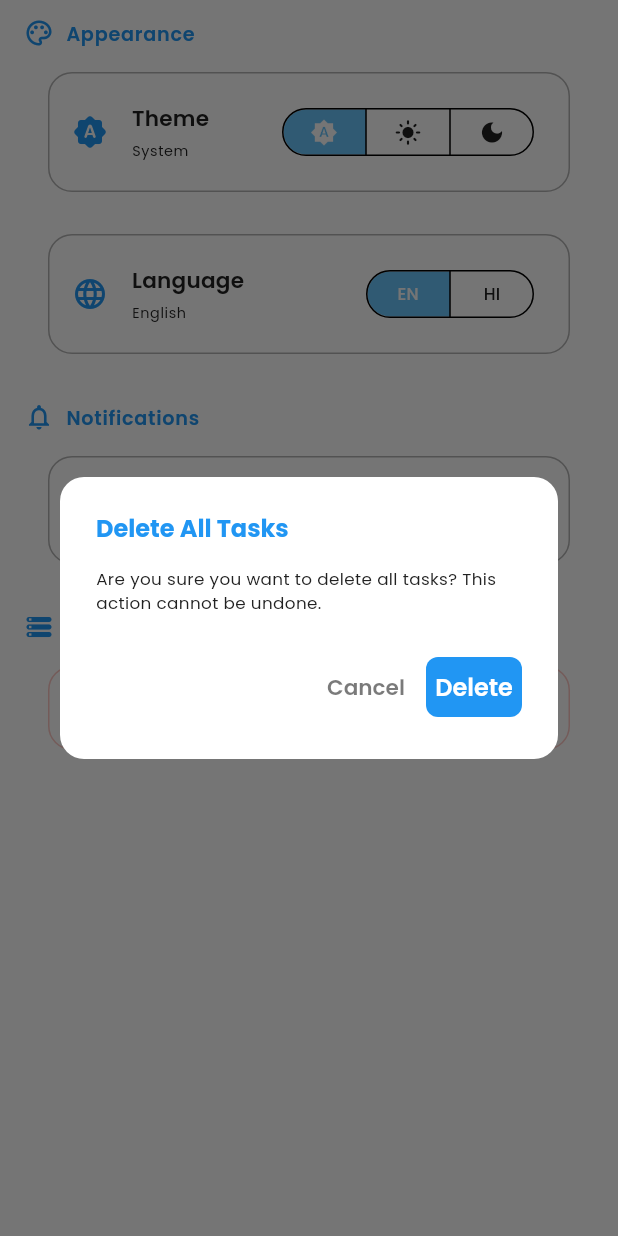
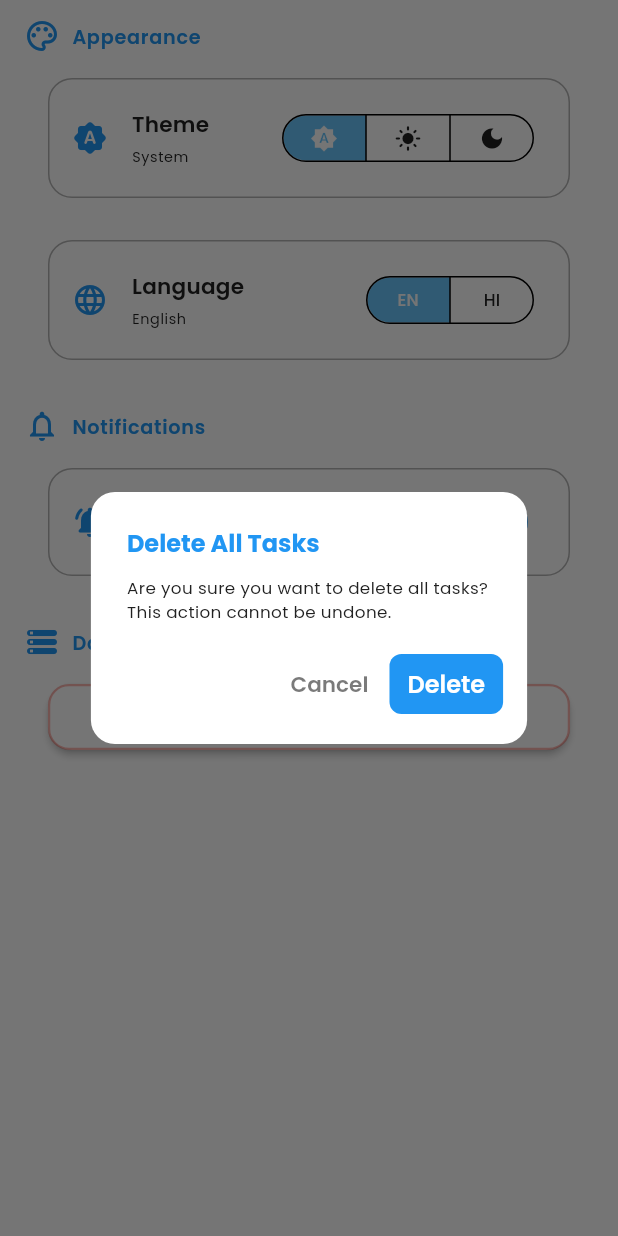
Before and after one commit to ArpitAswal/Task-Tracker, a Flutter app: the SettingScreen screen opened by its route, after a tap on "Delete All Tasks", on a phone screen of 412 x 824 dp. Run offline on Flutter 3.47's test engine with Material 3 defaults, Android fonts, the phone set to English and light mode, and no system bars; our stand-ins replace animated_splash_screen, cloud_firestore, firebase_auth, firebase_core, flutter_local_notifications, flutter_secure_storage and 11 more; missing offline and left inert: popup_card; accounts and stored records are empty; generated files the repository leaves out were written again.

Commit message:
theme issue fixed

```diff
--- a/lib/core/theme/app_theme.dart
+++ b/lib/core/theme/app_theme.dart
@@ -1,11 +1,13 @@
 import 'package:flutter/material.dart';
 import 'package:flutter/services.dart';
+import 'package:task_tracker/core/utils/extensions/context_extension.dart';
 import 'app_colors.dart';
 import 'app_text_styles.dart';
 
 class AppTheme {
   // Light Theme
-  static ThemeData lightTheme = ThemeData(
+  static ThemeData getLightTheme(BuildContext context) {
+    return ThemeData(
       useMaterial3: true,
       brightness: Brightness.light,
       colorScheme: const ColorScheme.light(
@@ -19,12 +21,16 @@ class AppTheme {
         onError: AppColors.error,
       ),
       scaffoldBackgroundColor: AppColors.lightBackground,
-    appBarTheme: const AppBarTheme(
+      appBarTheme: AppBarTheme(
         backgroundColor: AppColors.primaryLightColor,
         foregroundColor: AppColors.white,
         elevation: 0,
         centerTitle: true,
         systemOverlayStyle: SystemUiOverlayStyle.light,
+        iconTheme: IconThemeData(
+          color: AppColors.lightTextPrimary,
+          size: (context.isTablet ? 38 : 24),
+        ),
       ),
       textTheme: AppTextStyles.lightTextTheme,
 
@@ -32,14 +38,23 @@ class AppTheme {
       inputDecorationTheme: InputDecorationTheme(
         filled: true,
         fillColor: AppColors.lightCardBackground,
-      contentPadding: const EdgeInsets.symmetric(horizontal: 16, vertical: 14),
+        contentPadding: const EdgeInsets.symmetric(
+          horizontal: 16,
+          vertical: 14,
+        ),
         border: OutlineInputBorder(
           borderRadius: BorderRadius.circular(12),
-        borderSide: const BorderSide(color: AppColors.lightBorder, width: 1.5),
+          borderSide: const BorderSide(
+            color: AppColors.lightBorder,
+            width: 1.5,
+          ),
         ),
         enabledBorder: OutlineInputBorder(
           borderRadius: BorderRadius.circular(12),
-        borderSide: const BorderSide(color: AppColors.lightBorder, width: 1.5),
+          borderSide: const BorderSide(
+            color: AppColors.lightBorder,
+            width: 1.5,
+          ),
         ),
         focusedBorder: OutlineInputBorder(
           borderRadius: BorderRadius.circular(12),
@@ -70,7 +85,9 @@ class AppTheme {
           foregroundColor: AppColors.white,
           padding: EdgeInsets.zero,
           elevation: 0,
-        shape: RoundedRectangleBorder(borderRadius: BorderRadius.circular(36)),
+          shape: RoundedRectangleBorder(
+            borderRadius: BorderRadius.circular(36),
+          ),
           textStyle: AppTextStyles.lightTextTheme.titleLarge,
         ),
       ),
@@ -82,7 +99,9 @@ class AppTheme {
           foregroundColor: AppColors.primaryLightColor,
           padding: EdgeInsets.zero,
           elevation: 0,
-        shape: RoundedRectangleBorder(borderRadius: BorderRadius.circular(24)),
+          shape: RoundedRectangleBorder(
+            borderRadius: BorderRadius.circular(24),
+          ),
           side: const BorderSide(color: AppColors.primaryLightColor),
           textStyle: AppTextStyles.darkTextTheme.titleMedium,
         ),
@@ -113,16 +132,16 @@ class AppTheme {
           }
           return AppColors.white;
         }),
-      side: const BorderSide(
-        color: Colors.white,
-        width: 1.5
-      ),
+        side: const BorderSide(color: Colors.white, width: 1.5),
         checkColor: WidgetStateProperty.all(AppColors.white),
         shape: RoundedRectangleBorder(borderRadius: BorderRadius.circular(6)),
       ),
 
       // Icon Theme
-    iconTheme: const IconThemeData(color: AppColors.lightTextPrimary, size: 24),
+      iconTheme: IconThemeData(
+        color: AppColors.lightTextPrimary,
+        size: (context.isTablet ? 38 : 24),
+      ),
 
       // Divider Theme
       dividerTheme: const DividerThemeData(
@@ -131,9 +150,11 @@ class AppTheme {
         space: 1,
       ),
     );
+  }
 
   // Dark Theme
-  static ThemeData darkTheme = ThemeData(
+  static ThemeData getDarkTheme(BuildContext context) {
+    return ThemeData(
       useMaterial3: true,
       brightness: Brightness.dark,
       colorScheme: const ColorScheme.dark(
@@ -146,12 +167,16 @@ class AppTheme {
         onError: AppColors.error,
       ),
       scaffoldBackgroundColor: AppColors.darkBackground,
-    appBarTheme: const AppBarTheme(
+      appBarTheme: AppBarTheme(
         backgroundColor: AppColors.darkSurface,
         foregroundColor: AppColors.darkTextPrimary,
         elevation: 0,
         centerTitle: true,
-      systemOverlayStyle: SystemUiOverlayStyle.light,
+        systemOverlayStyle: SystemUiOverlayStyle.dark,
+        iconTheme: IconThemeData(
+          color: AppColors.darkTextPrimary,
+          size: (context.isTablet ? 38 : 24),
+        ),
       ),
       textTheme: AppTextStyles.darkTextTheme,
 
@@ -159,7 +184,10 @@ class AppTheme {
       inputDecorationTheme: InputDecorationTheme(
         filled: true,
         fillColor: AppColors.darkCardBackground,
-      contentPadding: const EdgeInsets.symmetric(horizontal: 16, vertical: 14),
+        contentPadding: const EdgeInsets.symmetric(
+          horizontal: 16,
+          vertical: 14,
+        ),
         border: OutlineInputBorder(
           borderRadius: BorderRadius.circular(12),
           borderSide: const BorderSide(color: AppColors.darkBorder, width: 1.5),
@@ -197,7 +225,9 @@ class AppTheme {
           foregroundColor: AppColors.white,
           padding: EdgeInsets.zero,
           elevation: 0,
-        shape: RoundedRectangleBorder(borderRadius: BorderRadius.circular(24)),
+          shape: RoundedRectangleBorder(
+            borderRadius: BorderRadius.circular(24),
+          ),
           textStyle: AppTextStyles.darkTextTheme.titleMedium,
         ),
       ),
@@ -209,7 +239,9 @@ class AppTheme {
           foregroundColor: AppColors.primaryDarkColor,
           padding: EdgeInsets.zero,
           elevation: 0,
-        shape: RoundedRectangleBorder(borderRadius: BorderRadius.circular(24)),
+          shape: RoundedRectangleBorder(
+            borderRadius: BorderRadius.circular(24),
+          ),
           side: const BorderSide(color: AppColors.primaryDarkColor),
           textStyle: AppTextStyles.darkTextTheme.titleMedium,
         ),
@@ -240,16 +272,16 @@ class AppTheme {
           }
           return AppColors.black;
         }),
-      side: const BorderSide(
-          color: AppColors.primaryLightColor,
-          width: 1.5
-      ),
+        side: const BorderSide(color: AppColors.primaryLightColor, width: 1.5),
         checkColor: WidgetStateProperty.all(AppColors.black),
         shape: RoundedRectangleBorder(borderRadius: BorderRadius.circular(6)),
       ),
 
       // Icon Theme
-    iconTheme: const IconThemeData(color: AppColors.darkTextPrimary, size: 24),
+      iconTheme: IconThemeData(
+        color: AppColors.darkTextPrimary,
+        size: (context.isTablet ? 38 : 24),
+      ),
 
       // Divider Theme
       dividerTheme: const DividerThemeData(
@@ -259,3 +291,4 @@ class AppTheme {
       ),
     );
   }
+}
--- a/lib/core/utils/extensions/context_extension.dart
+++ b/lib/core/utils/extensions/context_extension.dart
@@ -70,11 +70,7 @@ extension ContextExtensions on BuildContext {
   bool get isDesktop => screenWidth >= 900;
 
   /// Get responsive value based on screen size
-  T responsiveValue<T>({
-    required T mobile,
-    T? tablet,
-    T? desktop,
-  }) {
+  T responsiveValue<T>({required T mobile, T? tablet, T? desktop}) {
     if (isDesktop && desktop != null) return desktop;
     if (isTablet && tablet != null) return tablet;
     return mobile;
@@ -119,41 +115,63 @@ extension ContextExtensions on BuildContext {
     final currentTheme = theme;
     return showDialog<bool>(
       context: this,
-      builder: (context) => AlertDialog(
+      barrierDismissible: false,
+      builder: (context) => Center(
+        child: ConstrainedBox(
+          // Limits the width on tablets so it stays centered and readable
+          constraints: BoxConstraints(
+            maxWidth: MediaQuery.of(context).size.width * 0.9,
+          ),
+          child: AlertDialog(
             backgroundColor: currentTheme.scaffoldBackgroundColor,
-        shape: RoundedRectangleBorder(borderRadius: BorderRadius.circular(16)),
+            shape: RoundedRectangleBorder(
+              borderRadius: BorderRadius.circular(16),
+            ),
+            // DYNAMIC PADDING
+            titlePadding: EdgeInsets.fromLTRB(
+              isTablet ? 32 : 24, // Left
+              isTablet ? 32 : 24, // Top
+              isTablet ? 32 : 24, // Right
+              isTablet ? 16 : 12, // Bottom
+            ),
+            contentPadding: EdgeInsets.symmetric(
+              horizontal: isTablet ? 32 : 24,
+            ),
+            actionsPadding: EdgeInsets.all(isTablet ? 24 : 16),
             title: Text(
               title,
               style: currentTheme.textTheme.titleLarge?.copyWith(
                 fontWeight: FontWeight.bold,
               ),
             ),
-        content: Text(
-          message,
-          style: currentTheme.textTheme.bodyMedium,
-        ),
+            content: Text(message, style: currentTheme.textTheme.bodyMedium),
             actions: [
               if (cancelText != null)
                 TextButton(
                   onPressed: () => Navigator.of(context).pop(false),
                   style: TextButton.styleFrom(
-                foregroundColor: currentTheme.colorScheme.onSurface.withOpacity(0.6),
+                    foregroundColor: currentTheme.colorScheme.onSurface
+                        .withOpacity(0.6),
                   ),
                   child: Text(cancelText),
                 ),
               ElevatedButton(
                 onPressed: () => Navigator.of(context).pop(true),
-            style: ElevatedButton.styleFrom(
-              backgroundColor: currentTheme.colorScheme.primary,
-              foregroundColor: Colors.white,
-              elevation: 0,
-              shape: RoundedRectangleBorder(
+                style: theme.elevatedButtonTheme.style?.copyWith(
+                  padding: const WidgetStatePropertyAll(
+                    EdgeInsets.symmetric(horizontal: 12, vertical: 6),
+                  ),
+                  shape: WidgetStatePropertyAll(
+                    RoundedRectangleBorder(
                       borderRadius: BorderRadius.circular(8),
+                    ),
                   ),
                 ),
                 child: Text(confirmText ?? 'OK'),
               ),
             ],
+          ),
+        ),
       ),
     );
   }
@@ -186,9 +204,7 @@ extension ContextExtensions on BuildContext {
 
   /// Show a basic snackbar
   void showSnackBar(String message) {
-    ScaffoldMessenger.of(this).showSnackBar(
-      SnackBar(content: Text(message)),
-    );
+    ScaffoldMessenger.of(this).showSnackBar(SnackBar(content: Text(message)));
   }
 
   /// Hide current snackbar
--- a/lib/core/utils/extensions/widget_extensions.dart
+++ b/lib/core/utils/extensions/widget_extensions.dart
@@ -119,7 +119,9 @@ extension WidgetExtensions on BuildContext {
       height: height,
       child: ElevatedButton(
         onPressed: isLoading ? null : onPressed,
-        style: theme.elevatedButtonTheme.style,
+        style: theme.elevatedButtonTheme.style?.copyWith(
+          shape: WidgetStatePropertyAll(RoundedRectangleBorder(borderRadius: BorderRadiusGeometry.circular(14)))
+        ),
         child: isLoading
             ? const SizedBox(
                 width: 24,
@@ -153,6 +155,7 @@ extension WidgetExtensions on BuildContext {
     IconData? icon,
     double? height,
     double? width,
+    Color? color
   }) {
     final theme = Theme.of(this);
     height = isTablet ? 62 : 44;
@@ -163,9 +166,9 @@ extension WidgetExtensions on BuildContext {
       child: OutlinedButton(
         onPressed: onPressed,
         style: OutlinedButton.styleFrom(
-          foregroundColor: theme.colorScheme.primary,
+          foregroundColor: color ?? theme.colorScheme.primary,
           side: BorderSide(
-            color: theme.colorScheme.primary.withValues(
+            color: color?.withValues(alpha: 0.4) ?? theme.colorScheme.primary.withValues(
               alpha: isDarkMode ? 0.8 : 0.4,
             ),
             width: 1.5,
@@ -185,7 +188,7 @@ extension WidgetExtensions on BuildContext {
               label,
               style: theme.textTheme.titleSmall?.copyWith(
                 fontWeight: FontWeight.w600,
-                color: theme.colorScheme.primary,
+                color: color ?? theme.colorScheme.primary,
               ),
             ),
           ],
--- a/lib/presentation/screens/setting/setting_screen.dart
+++ b/lib/presentation/screens/setting/setting_screen.dart
@@ -2,8 +2,10 @@ import 'package:flutter/material.dart';
 import 'package:provider/provider.dart';
 import 'package:task_tracker/core/localization/app_localizations.dart';
 import 'package:task_tracker/core/services/notification_service.dart';
+import 'package:task_tracker/core/utils/extensions/widget_extensions.dart';
 
 import '../../../core/routes/app_routes.dart';
+import '../../../core/theme/app_colors.dart';
 import '../../../core/utils/extensions/context_extension.dart';
 import '../../providers/auth_provider.dart';
 import '../../providers/task_provider.dart';
@@ -236,25 +238,11 @@ class _SettingScreenState extends State<SettingScreen> {
           ),
           const SizedBox(height: 8),
           Card(
-            elevation: 0,
-            shape: RoundedRectangleBorder(
-              borderRadius: BorderRadius.circular(16),
-              side: BorderSide(
-                color: theme.colorScheme.error.withValues(alpha: 0.3),
-              ),
-            ),
-            child: ListTile(
-              leading: Icon(
-                Icons.delete_forever_rounded,
-                color: theme.colorScheme.error,
-              ),
-              title: Text(
-                loc?.translate('delete_all_tasks') ?? 'Delete All Tasks',
-                style: theme.textTheme.titleMedium?.copyWith(
-                  color: theme.colorScheme.error,
-                ),
-              ),
-              onTap: () => _handleDeleteAllTasks(context, loc),
+            child: context.themedOutlinedButton(
+              label: loc?.translate('delete_all_tasks') ?? 'Delete All Tasks',
+              onPressed: () => _handleDeleteAllTasks(context, loc),
+              color: AppColors.error,
+              icon: Icons.delete_outline_outlined
             ),
           ),
         ],
@@ -268,7 +256,8 @@ class _SettingScreenState extends State<SettingScreen> {
   ) async {
     final confirmed = await context.showAlertDialog(
       title: loc?.translate('delete_all_tasks') ?? 'Delete All Tasks',
-      message: loc?.translate('delete_all_tasks_confirm') ??
+      message:
+          loc?.translate('delete_all_tasks_confirm') ??
           'Are you sure you want to delete all tasks? This action cannot be undone.',
       confirmText: loc?.translate('delete') ?? 'Delete',
       cancelText: loc?.translate('cancel') ?? 'Cancel',
@@ -321,7 +310,7 @@ class _SectionHeader extends StatelessWidget {
     final theme = Theme.of(context);
     return Row(
       children: [
-        Icon(icon, size: 20, color: theme.colorScheme.primary),
+        Icon(icon, color: theme.colorScheme.primary),
         const SizedBox(width: 8),
         Text(
           title,
```
Also changed, not shown: lib/main.dart (+4 -35 lines). Lines whose indentation alone changed are shown as unchanged.
